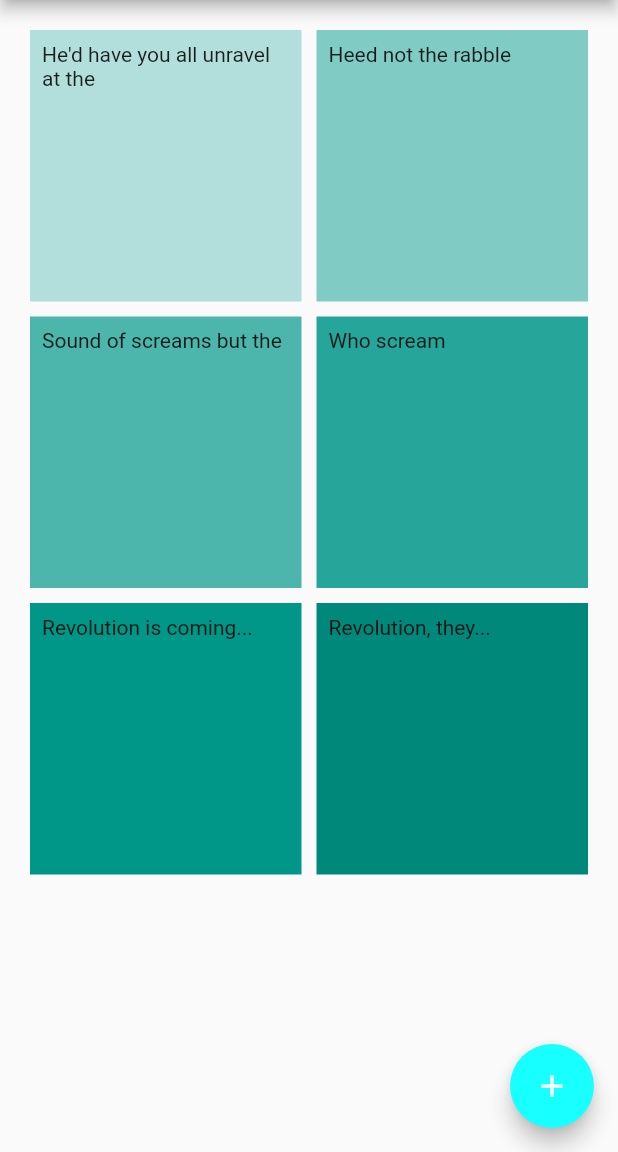
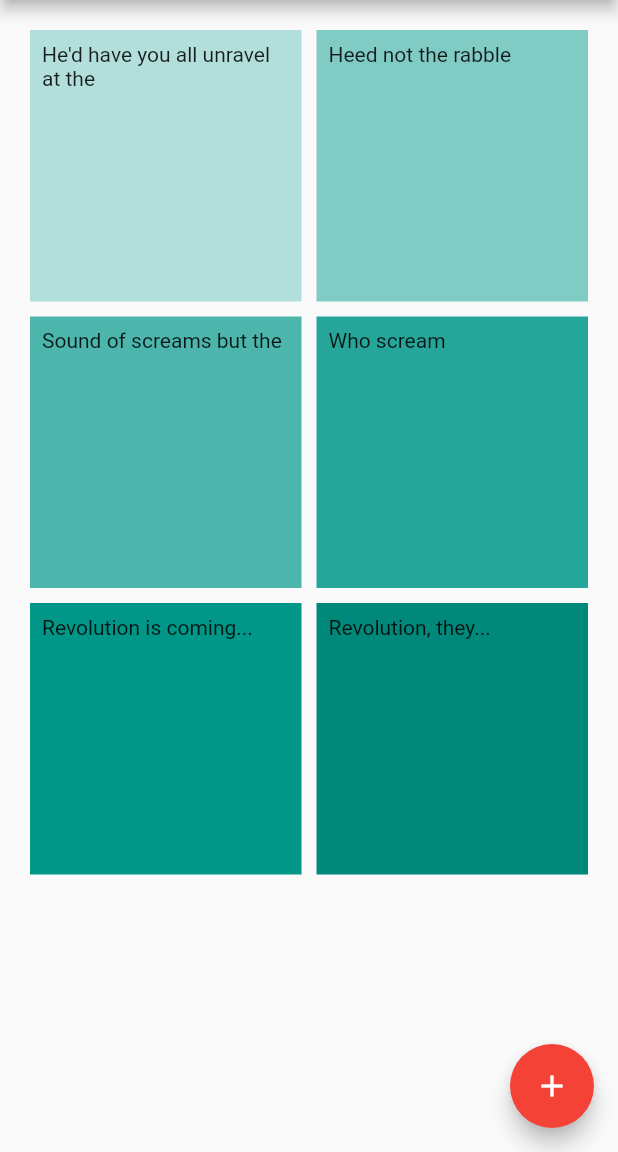
Before and after one commit to acmUR/mental_health_app, a Flutter app: the screen it shows after launch, on a phone screen of 412 x 824 dp, the part 84-1236 px from its top. Run offline on Flutter 3.47's test engine with Material 2 defaults, Android fonts, the phone set to English and light mode, and no system bars.

Commit message:
changed color of the button

```diff
--- a/lib/main.dart
+++ b/lib/main.dart
@@ -119,8 +119,8 @@ class _MyHomePageState extends State<MyHomePage> {
       floatingActionButton: FloatingActionButton(
         onPressed: _incrementCounter,
         tooltip: 'Increment',
+        backgroundColor: Colors.red,
         child: const Icon(Icons.add),
-        backgroundColor: Colors.cyanAccent,
       ), // This trailing comma makes auto-formatting nicer for build methods.
     );
   }
```
